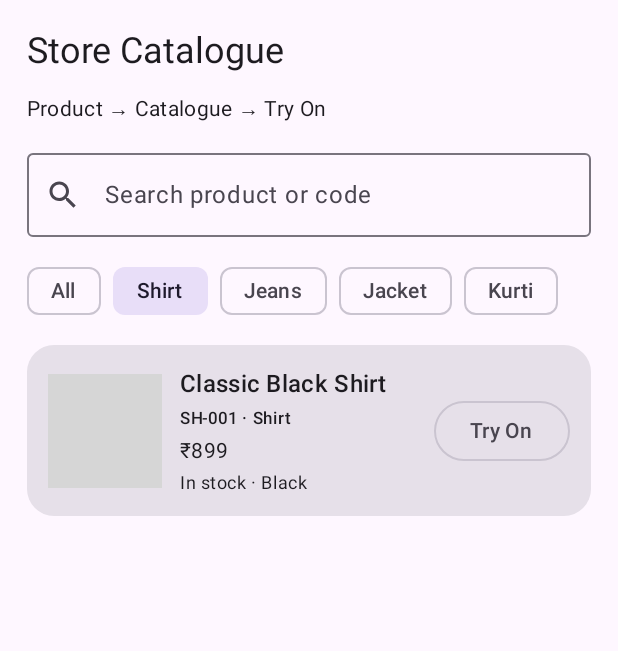
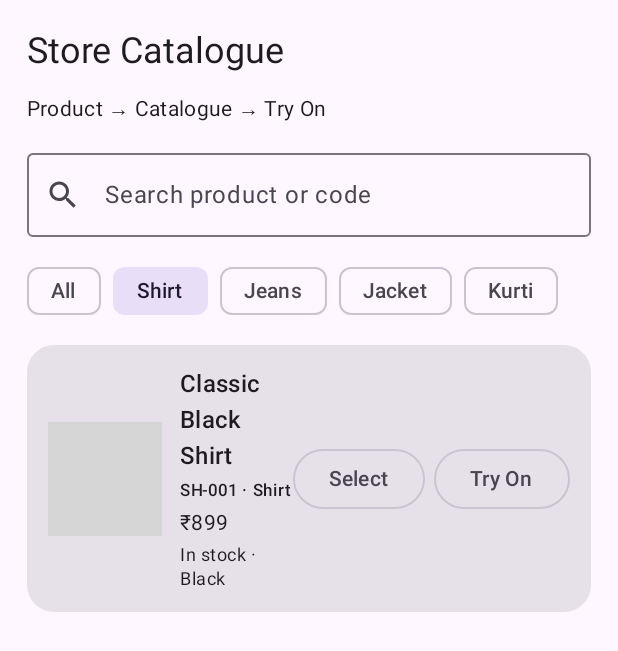
Before and after one commit to manibharathi1964/Al-Virtual-Dress-TryOn, an Android app built with Jetpack Compose: the composable CatalogueScreen shown on its own in the app's theme, after a tap on "Shirt", on a phone screen of 412 x 824 dp. Shown: the top 651 px of the screen. Run offline under Robolectric (Android 15) with nearby library versions, the phone set to English and light mode, and no system bars; pictures from the network do not load; 4 statements that could not run were skipped; grey boxes are pictures that could not be loaded.

Commit message:
Add select action beside catalogue Try On

```diff
--- a/app/src/main/java/com/mj/virtualdress/MainActivity.kt
+++ b/app/src/main/java/com/mj/virtualdress/MainActivity.kt
@@ -652,10 +652,10 @@ private fun CatalogueScreen(onSelect: (CatalogueProduct) -> Unit, onTryOn: (Cata
                             style = MaterialTheme.typography.bodySmall
                         )
                     }
-                    OutlinedButton(
-                        onClick = { onTryOn(product) },
-                        enabled = product.inStock
-                    ) { Text("Try On") }
+                    Row(horizontalArrangement = Arrangement.spacedBy(6.dp)) {
+                        OutlinedButton(onClick = { onSelect(product) }, enabled = product.inStock) { Text("Select") }
+                        OutlinedButton(onClick = { onTryOn(product) }, enabled = product.inStock) { Text("Try On") }
+                    }
                 }
             }
         }
```
